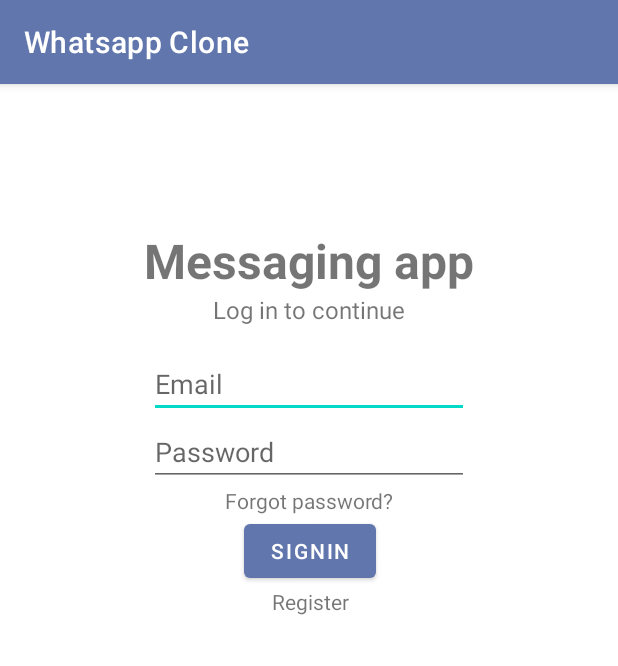
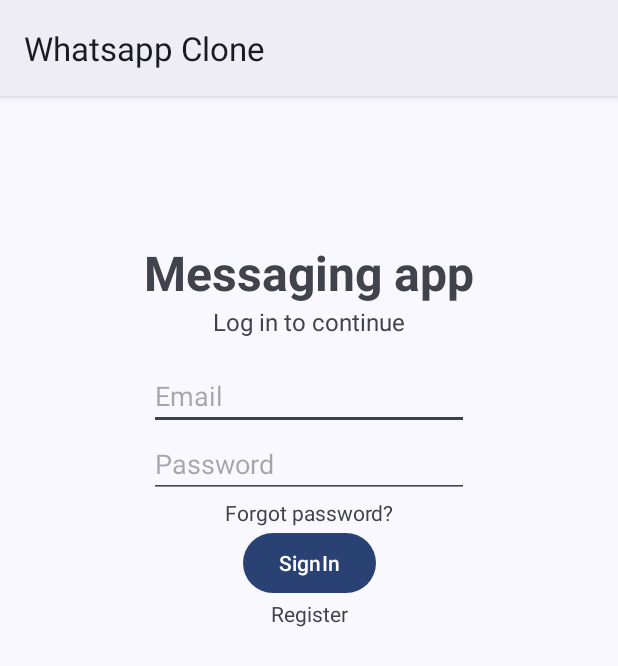
Before and after one commit to gerardo-j/whatsappclone, an Android app: the screen it shows after launch (SignInActivity), on a phone screen of 412 x 824 dp. Shown: the top 666 px of the screen. Run offline under Robolectric (Android 15) with nearby library versions, the phone set to English and light mode, and no system bars; our stand-ins replace Firebase (no records; nobody signed in at launch, a user with empty details on screens opened directly).

Commit message:
Switch light theme

```diff
--- a/app/src/main/res/values/themes.xml
+++ b/app/src/main/res/values/themes.xml
@@ -1,16 +1,16 @@
 <resources xmlns:tools="http://schemas.android.com/tools">
     <!-- Base application theme. -->
-    <style name="Theme.WhatsappClone" parent="Theme.MaterialComponents.DayNight.DarkActionBar">
-        <!-- Primary brand color. -->
-        <item name="colorPrimary">@color/material_dynamic_primary50</item>
-        <item name="colorPrimaryVariant">@color/purple_700</item>
-        <item name="colorOnPrimary">@color/white</item>
-        <!-- Secondary brand color. -->
-        <item name="colorSecondary">@color/teal_200</item>
-        <item name="colorSecondaryVariant">@color/teal_700</item>
-        <item name="colorOnSecondary">@color/white</item>
-        <!-- Status bar color. -->
-        <item name="android:statusBarColor" tools:targetApi="l">?attr/colorPrimaryVariant</item>
-        <!-- Customize your theme here. -->
+    <style name="Theme.WhatsappClone" parent="Theme.Material3.DynamicColors.Light">
+<!--        &lt;!&ndash; Primary brand color. &ndash;&gt;-->
+<!--        <item name="colorPrimary">@color/material_dynamic_primary50</item>-->
+<!--        <item name="colorPrimaryVariant">@color/purple_700</item>-->
+<!--        <item name="colorOnPrimary">@color/white</item>-->
+<!--        &lt;!&ndash; Secondary brand color. &ndash;&gt;-->
+<!--        <item name="colorSecondary">@color/teal_200</item>-->
+<!--        <item name="colorSecondaryVariant">@color/teal_700</item>-->
+<!--        <item name="colorOnSecondary">@color/white</item>-->
+<!--        &lt;!&ndash; Status bar color. &ndash;&gt;-->
+<!--        <item name="android:statusBarColor" tools:targetApi="l">?attr/colorPrimaryVariant</item>-->
+<!--        &lt;!&ndash; Customize your theme here. &ndash;&gt;-->
     </style>
 </resources>
```
